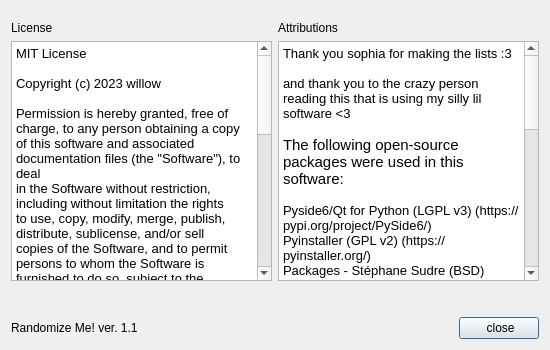
willowyx/RandomizeMe, file about/UI/about.ui: the form before one commit.
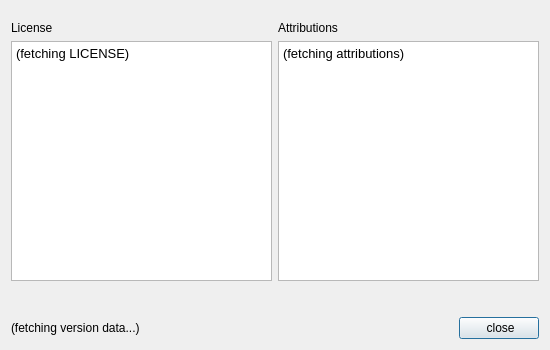
The form after the commit. Icons and pictures are not drawn.

What changed in the file:
```diff
--- a/about/UI/about.ui
+++ b/about/UI/about.ui
@@ -63,7 +63,7 @@
    <item row="1" column="0">
     <widget class="QLabel" name="label_3">
      <property name="text">
-      <string>Randomize Me! ver. 1.1</string>
+      <string>(fetching version data...)</string>
      </property>
     </widget>
    </item>
@@ -114,26 +114,7 @@
 li.unchecked::marker { content: &quot;\2610&quot;; }
 li.checked::marker { content: &quot;\2612&quot;; }
 &lt;/style&gt;&lt;/head&gt;&lt;body style=&quot; font-family:'Yu Gothic UI'; font-size:9pt; font-weight:400; font-style:normal;&quot;&gt;
-&lt;p style=&quot; margin-top:0px; margin-bottom:0px; margin-left:0px; margin-right:0px; -qt-block-indent:0; text-indent:0px;&quot;&gt;&lt;span style=&quot; font-size:10pt;&quot;&gt;Thank you sophia for making the lists :3&lt;/span&gt;&lt;/p&gt;
-&lt;p style=&quot;-qt-paragraph-type:empty; margin-top:0px; margin-bottom:0px; margin-left:0px; margin-right:0px; -qt-block-indent:0; text-indent:0px; font-size:10pt;&quot;&gt;&lt;br /&gt;&lt;/p&gt;
-&lt;p style=&quot; margin-top:0px; margin-bottom:0px; margin-left:0px; margin-right:0px; -qt-block-indent:0; text-indent:0px;&quot;&gt;&lt;span style=&quot; font-size:10pt;&quot;&gt;and thank you to the crazy person reading this that is using my silly lil software &amp;lt;3&lt;/span&gt;&lt;/p&gt;
-&lt;p style=&quot;-qt-paragraph-type:empty; margin-top:0px; margin-bottom:0px; margin-left:0px; margin-right:0px; -qt-block-indent:0; text-indent:0px; font-size:10pt;&quot;&gt;&lt;br /&gt;&lt;/p&gt;
-&lt;p style=&quot; margin-top:0px; margin-bottom:0px; margin-left:0px; margin-right:0px; -qt-block-indent:0; text-indent:0px;&quot;&gt;&lt;span style=&quot; font-size:11pt;&quot;&gt;The following open-source packages were used in this software:&lt;/span&gt;&lt;/p&gt;
-&lt;p style=&quot;-qt-paragraph-type:empty; margin-top:0px; margin-bottom:0px; margin-left:0px; margin-right:0px; -qt-block-indent:0; text-indent:0px; font-size:10pt;&quot;&gt;&lt;br /&gt;&lt;/p&gt;
-&lt;p style=&quot; margin-top:0px; margin-bottom:0px; margin-left:0px; margin-right:0px; -qt-block-indent:0; text-indent:0px;&quot;&gt;&lt;span style=&quot; font-size:10pt;&quot;&gt;Pyside6/Qt for Python (LGPL v3) (https://pypi.org/project/PySide6/)&lt;/span&gt;&lt;/p&gt;
-&lt;p style=&quot; margin-top:0px; margin-bottom:0px; margin-left:0px; margin-right:0px; -qt-block-indent:0; text-indent:0px;&quot;&gt;&lt;span style=&quot; font-size:10pt;&quot;&gt;Pyinstaller (GPL v2) (https://pyinstaller.org/)&lt;/span&gt;&lt;/p&gt;
-&lt;p style=&quot; margin-top:0px; margin-bottom:0px; margin-left:0px; margin-right:0px; -qt-block-indent:0; text-indent:0px;&quot;&gt;&lt;span style=&quot; font-size:10pt;&quot;&gt;Packages - Stéphane Sudre (BSD) (http://s.sudre.free.fr/Software/Packages/about.html)&lt;/span&gt;&lt;/p&gt;
-&lt;p style=&quot; margin-top:0px; margin-bottom:0px; margin-left:0px; margin-right:0px; -qt-block-indent:0; text-indent:0px;&quot;&gt;&lt;span style=&quot; font-size:10pt;&quot;&gt;Nullsoft Scriptable Install System (zlib) (https://nsis.sourceforge.io/)&lt;/span&gt;&lt;/p&gt;
-&lt;p style=&quot; margin-top:0px; margin-bottom:0px; margin-left:0px; margin-right:0px; -qt-block-indent:0; text-indent:0px;&quot;&gt;&lt;span style=&quot; font-size:10pt;&quot;&gt;UwU-inator (GPL v3) (https://github.com/senguyen1011/UwUinator)&lt;/span&gt;&lt;/p&gt;
-&lt;p style=&quot;-qt-paragraph-type:empty; margin-top:0px; margin-bottom:0px; margin-left:0px; margin-right:0px; -qt-block-indent:0; text-indent:0px; font-size:10pt;&quot;&gt;&lt;br /&gt;&lt;/p&gt;
-&lt;p style=&quot;-qt-paragraph-type:empty; margin-top:0px; margin-bottom:0px; margin-left:0px; margin-right:0px; -qt-block-indent:0; text-indent:0px;&quot;&gt;&lt;br /&gt;&lt;/p&gt;
-&lt;p style=&quot; margin-top:0px; margin-bottom:0px; margin-left:0px; margin-right:0px; -qt-block-indent:0; text-indent:0px;&quot;&gt;&lt;span style=&quot; font-size:11pt;&quot;&gt;The following media were used in this software:&lt;/span&gt;&lt;/p&gt;
-&lt;p style=&quot;-qt-paragraph-type:empty; margin-top:0px; margin-bottom:0px; margin-left:0px; margin-right:0px; -qt-block-indent:0; text-indent:0px;&quot;&gt;&lt;br /&gt;&lt;/p&gt;
-&lt;p style=&quot; margin-top:0px; margin-bottom:0px; margin-left:0px; margin-right:0px; -qt-block-indent:0; text-indent:0px;&quot;&gt;&lt;span style=&quot; font-size:10pt; font-weight:700;&quot;&gt;construction worker&lt;/span&gt;&lt;span style=&quot; font-size:10pt;&quot;&gt; (1.0) (CC BY 2.0 DEED): Tony Alter (https://www.flickr.com/people/78428166@N00)&lt;/span&gt;&lt;/p&gt;
-&lt;p style=&quot; margin-top:0px; margin-bottom:0px; margin-left:0px; margin-right:0px; -qt-block-indent:0; text-indent:0px;&quot;&gt;&lt;span style=&quot; font-size:10pt; font-weight:700;&quot;&gt;construction worker&lt;/span&gt;&lt;span style=&quot; font-size:10pt;&quot;&gt; (1.1) (CC 0.0/Public Domain): No known copyright or copyright holder&lt;br /&gt;&lt;/span&gt;&lt;span style=&quot; font-size:10pt; font-weight:700;&quot;&gt;cross icon&lt;/span&gt;&lt;span style=&quot; font-size:10pt;&quot;&gt; (CC BY 4.0 DEED): Situ Herrera (https://icon-icons.com/users/8KiWgJSvFL3JcLJ5k5IqX/icon-sets/)&lt;/span&gt;&lt;/p&gt;
-&lt;p style=&quot; margin-top:0px; margin-bottom:0px; margin-left:0px; margin-right:0px; -qt-block-indent:0; text-indent:0px;&quot;&gt;&lt;span style=&quot; font-size:10pt; font-weight:700;&quot;&gt;external icon&lt;/span&gt;&lt;span style=&quot; font-size:10pt;&quot;&gt; (Flaticon license): Vaadin (https://www.flaticon.com/authors/vaadin)&lt;/span&gt;&lt;/p&gt;
-&lt;p style=&quot; margin-top:0px; margin-bottom:0px; margin-left:0px; margin-right:0px; -qt-block-indent:0; text-indent:0px;&quot;&gt;&lt;span style=&quot; font-size:10pt; font-weight:700;&quot;&gt;table icon&lt;/span&gt;&lt;span style=&quot; font-size:10pt; font-weight:700; font-style:italic;&quot;&gt; &lt;/span&gt;&lt;span style=&quot; font-size:10pt;&quot;&gt;(SIL Open Font License): Dave Gandy (https://www.iconfinder.com/icons/1608863/table_icon)&lt;/span&gt;&lt;/p&gt;
-&lt;p style=&quot; margin-top:0px; margin-bottom:0px; margin-left:0px; margin-right:0px; -qt-block-indent:0; text-indent:0px;&quot;&gt;&lt;span style=&quot; font-size:10pt; font-weight:700;&quot;&gt;filter icon&lt;/span&gt;&lt;span style=&quot; font-size:10pt;&quot;&gt; (Apache 2.0): akveo (https://icon-icons.com/users/2j7Ni9Qgct0HtmWmLGnLj/icon-sets/)&lt;/span&gt;&lt;/p&gt;&lt;/body&gt;&lt;/html&gt;</string>
+&lt;p style=&quot; margin-top:0px; margin-bottom:0px; margin-left:0px; margin-right:0px; -qt-block-indent:0; text-indent:0px;&quot;&gt;&lt;span style=&quot; font-size:10pt;&quot;&gt;(fetching attributions)&lt;/span&gt;&lt;/p&gt;&lt;/body&gt;&lt;/html&gt;</string>
        </property>
       </widget>
      </item>
@@ -153,27 +134,7 @@
 li.unchecked::marker { content: &quot;\2610&quot;; }
 li.checked::marker { content: &quot;\2612&quot;; }
 &lt;/style&gt;&lt;/head&gt;&lt;body style=&quot; font-family:'Yu Gothic UI'; font-size:10pt; font-weight:400; font-style:normal;&quot;&gt;
-&lt;p style=&quot; margin-top:0px; margin-bottom:0px; margin-left:0px; margin-right:0px; -qt-block-indent:0; text-indent:0px;&quot;&gt;MIT License&lt;/p&gt;
-&lt;p style=&quot;-qt-paragraph-type:empty; margin-top:0px; margin-bottom:0px; margin-left:0px; margin-right:0px; -qt-block-indent:0; text-indent:0px;&quot;&gt;&lt;br /&gt;&lt;/p&gt;
-&lt;p style=&quot; margin-top:0px; margin-bottom:0px; margin-left:0px; margin-right:0px; -qt-block-indent:0; text-indent:0px;&quot;&gt;Copyright (c) 2023 willow&lt;/p&gt;
-&lt;p style=&quot;-qt-paragraph-type:empty; margin-top:0px; margin-bottom:0px; margin-left:0px; margin-right:0px; -qt-block-indent:0; text-indent:0px;&quot;&gt;&lt;br /&gt;&lt;/p&gt;
-&lt;p style=&quot; margin-top:0px; margin-bottom:0px; margin-left:0px; margin-right:0px; -qt-block-indent:0; text-indent:0px;&quot;&gt;Permission is hereby granted, free of charge, to any person obtaining a copy&lt;/p&gt;
-&lt;p style=&quot; margin-top:0px; margin-bottom:0px; margin-left:0px; margin-right:0px; -qt-block-indent:0; text-indent:0px;&quot;&gt;of this software and associated documentation files (the &amp;quot;Software&amp;quot;), to deal&lt;/p&gt;
-&lt;p style=&quot; margin-top:0px; margin-bottom:0px; margin-left:0px; margin-right:0px; -qt-block-indent:0; text-indent:0px;&quot;&gt;in the Software without restriction, including without limitation the rights&lt;/p&gt;
-&lt;p style=&quot; margin-top:0px; margin-bottom:0px; margin-left:0px; margin-right:0px; -qt-block-indent:0; text-indent:0px;&quot;&gt;to use, copy, modify, merge, publish, distribute, sublicense, and/or sell&lt;/p&gt;
-&lt;p style=&quot; margin-top:0px; margin-bottom:0px; margin-left:0px; margin-right:0px; -qt-block-indent:0; text-indent:0px;&quot;&gt;copies of the Software, and to permit persons to whom the Software is&lt;/p&gt;
-&lt;p style=&quot; margin-top:0px; margin-bottom:0px; margin-left:0px; margin-right:0px; -qt-block-indent:0; text-indent:0px;&quot;&gt;furnished to do so, subject to the following conditions:&lt;/p&gt;
-&lt;p style=&quot;-qt-paragraph-type:empty; margin-top:0px; margin-bottom:0px; margin-left:0px; margin-right:0px; -qt-block-indent:0; text-indent:0px;&quot;&gt;&lt;br /&gt;&lt;/p&gt;
-&lt;p style=&quot; margin-top:0px; margin-bottom:0px; margin-left:0px; margin-right:0px; -qt-block-indent:0; text-indent:0px;&quot;&gt;The above copyright notice and this permission notice shall be included in all&lt;/p&gt;
-&lt;p style=&quot; margin-top:0px; margin-bottom:0px; margin-left:0px; margin-right:0px; -qt-block-indent:0; text-indent:0px;&quot;&gt;copies or substantial portions of the Software.&lt;/p&gt;
-&lt;p style=&quot;-qt-paragraph-type:empty; margin-top:0px; margin-bottom:0px; margin-left:0px; margin-right:0px; -qt-block-indent:0; text-indent:0px;&quot;&gt;&lt;br /&gt;&lt;/p&gt;
-&lt;p style=&quot; margin-top:0px; margin-bottom:0px; margin-left:0px; margin-right:0px; -qt-block-indent:0; text-indent:0px;&quot;&gt;THE SOFTWARE IS PROVIDED &amp;quot;AS IS&amp;quot;, WITHOUT WARRANTY OF ANY KIND, EXPRESS OR&lt;/p&gt;
-&lt;p style=&quot; margin-top:0px; margin-bottom:0px; margin-left:0px; margin-right:0px; -qt-block-indent:0; text-indent:0px;&quot;&gt;IMPLIED, INCLUDING BUT NOT LIMITED TO THE WARRANTIES OF MERCHANTABILITY,&lt;/p&gt;
-&lt;p style=&quot; margin-top:0px; margin-bottom:0px; margin-left:0px; margin-right:0px; -qt-block-indent:0; text-indent:0px;&quot;&gt;FITNESS FOR A PARTICULAR PURPOSE AND NONINFRINGEMENT. IN NO EVENT SHALL THE&lt;/p&gt;
-&lt;p style=&quot; margin-top:0px; margin-bottom:0px; margin-left:0px; margin-right:0px; -qt-block-indent:0; text-indent:0px;&quot;&gt;AUTHORS OR COPYRIGHT HOLDERS BE LIABLE FOR ANY CLAIM, DAMAGES OR OTHER&lt;/p&gt;
-&lt;p style=&quot; margin-top:0px; margin-bottom:0px; margin-left:0px; margin-right:0px; -qt-block-indent:0; text-indent:0px;&quot;&gt;LIABILITY, WHETHER IN AN ACTION OF CONTRACT, TORT OR OTHERWISE, ARISING FROM,&lt;/p&gt;
-&lt;p style=&quot; margin-top:0px; margin-bottom:0px; margin-left:0px; margin-right:0px; -qt-block-indent:0; text-indent:0px;&quot;&gt;OUT OF OR IN CONNECTION WITH THE SOFTWARE OR THE USE OR OTHER DEALINGS IN THE&lt;/p&gt;
-&lt;p style=&quot; margin-top:0px; margin-bottom:0px; margin-left:0px; margin-right:0px; -qt-block-indent:0; text-indent:0px;&quot;&gt;SOFTWARE.&lt;/p&gt;&lt;/body&gt;&lt;/html&gt;</string>
+&lt;p style=&quot; margin-top:0px; margin-bottom:0px; margin-left:0px; margin-right:0px; -qt-block-indent:0; text-indent:0px;&quot;&gt;(fetching LICENSE)&lt;/p&gt;&lt;/body&gt;&lt;/html&gt;</string>
        </property>
       </widget>
      </item>
```
Left out of the diff: 2 changed lines with no effect on the pictures.
